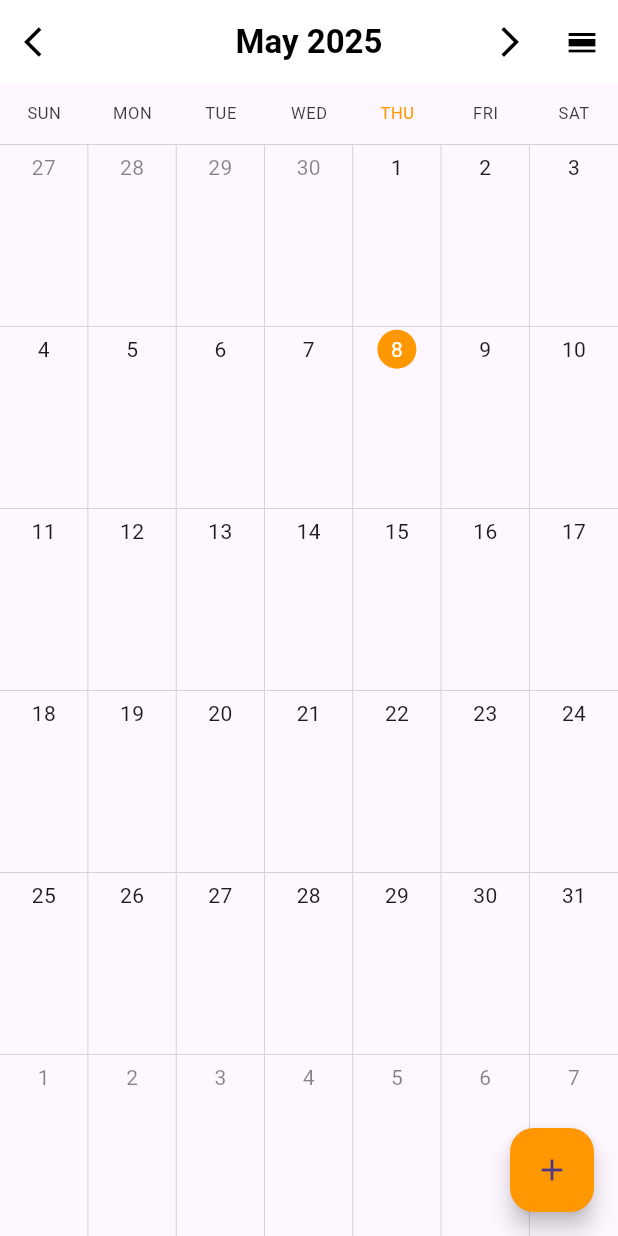
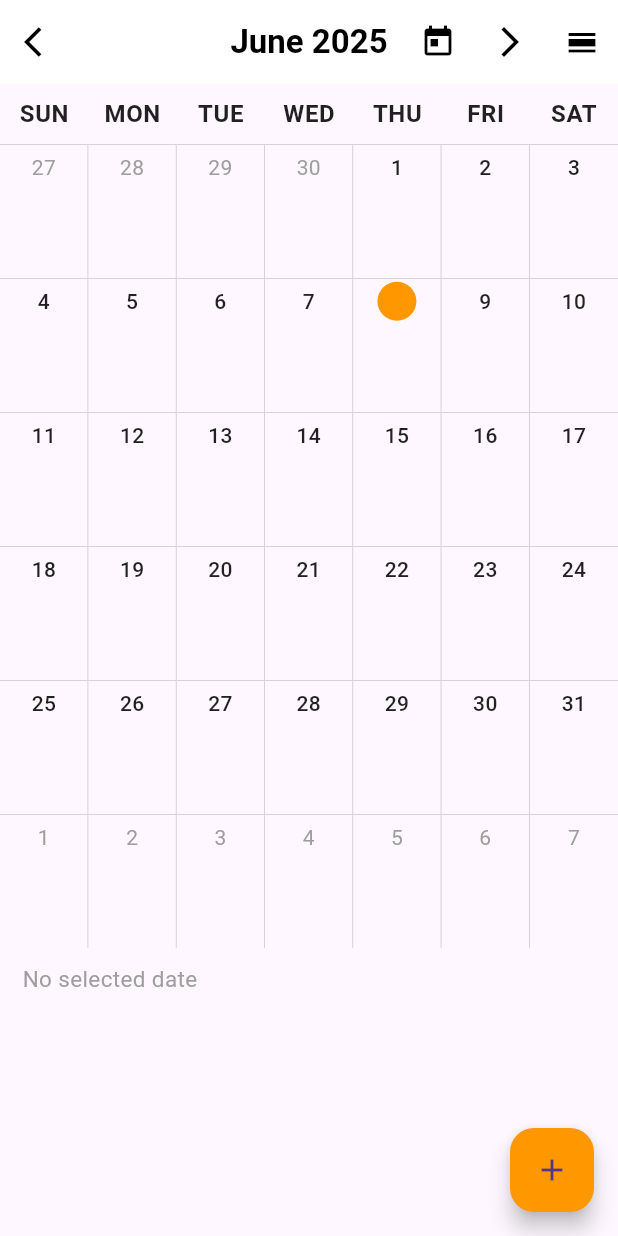
Before and after one commit to AdrielTTE/Habitect, a Flutter app: the screen it shows after launch, after a tap on the "arrow forward ios" icon, on a phone screen of 412 x 824 dp. Run offline on Flutter 3.47's test engine with Material 3 defaults, Android fonts, the phone set to English and light mode, and no system bars; drawn by our look-alikes of syncfusion_flutter_calendar; our stand-ins replace cloud_firestore, firebase_core; accounts and stored records are empty.

Commit message:
Calendar and schedule

```diff
--- a/lib/calendar_page.dart
+++ b/lib/calendar_page.dart
@@ -1,7 +1,9 @@
 import 'package:flutter/material.dart';
 import 'package:syncfusion_flutter_calendar/calendar.dart';
 import 'package:cloud_firestore/cloud_firestore.dart';
+
 import 'package:intl/intl.dart';
+import 'dart:async';
 
 class CalendarScreen extends StatefulWidget {
   const CalendarScreen({Key? key}) : super(key: key);
@@ -13,20 +15,28 @@ class CalendarScreen extends StatefulWidget {
 class _CalendarScreenState extends State<CalendarScreen> {
   final CalendarController _calendarController = CalendarController();
   CalendarView _currentView = CalendarView.month;
-
-  // Data source for calendar events
   _EventDataSource? _events;
   bool _isLoading = true;
+  String? _errorMessage;
+  StreamSubscription? _eventSubscription;
 
-  // Format the date for the app bar title
+  // Map categories to colors based on the sample data
+  final Map<String, Color> _categoryColors = {
+    'Consulting': Colors.red[700]!,
+    'Project Plan': Colors.green[700]!,
+    'Development': Colors.grey[700]!,
+    'Support': Colors.purple[700]!,
+    'Scrum': Colors.blue[700]!,
+    'General': Colors.orange[700]!,
+    'Groceries': Colors.green[700]!, // Matching Firestore sample
+  };
+
   String _formatAppBarDate(DateTime date, CalendarView view) {
     if (view == CalendarView.month) {
       return '${_getMonthName(date.month)} ${date.year}';
     } else if (view == CalendarView.week) {
-      // Get the start and end of the visible week
       final firstDay = date.subtract(Duration(days: date.weekday % 7));
       final lastDay = firstDay.add(const Duration(days: 6));
-
       if (firstDay.month == lastDay.month) {
         return '${_getMonthName(firstDay.month)} ${firstDay.year}';
       } else if (firstDay.year == lastDay.year) {
@@ -35,12 +45,10 @@ class _CalendarScreenState extends State<CalendarScreen> {
         return '${_getMonthName(firstDay.month)} ${firstDay.year} - ${_getMonthName(lastDay.month)} ${lastDay.year}';
       }
     } else {
-      // Day view
       return '${date.day} ${_getMonthName(date.month)} ${date.year}';
     }
   }
 
-  // Helper to get month name
   String _getMonthName(int month) {
     const months = [
       'January', 'February', 'March', 'April', 'May', 'June',
@@ -49,25 +57,19 @@ class _CalendarScreenState extends State<CalendarScreen> {
     return months[month - 1];
   }
 
-  // Fetch events from Firestore
   Future<void> _fetchEvents() async {
     setState(() {
       _isLoading = true;
+      _errorMessage = null;
     });
 
-    try {
-      final QuerySnapshot snapshot = await FirebaseFirestore.instance
-          .collection('events')
-          .get();
-
+    _eventSubscription?.cancel();
+    _eventSubscription = FirebaseFirestore.instance.collection('events').snapshots().listen(
+          (snapshot) {
         final List<Event> appointments = snapshot.docs.map((doc) {
           final data = doc.data() as Map<String, dynamic>;
-
-        // Date and time formatters
           final dateFormatter = DateFormat('M/d/yyyy');
           final timeFormatter = DateFormat('h:mm a');
-
-        // Parse start date and time
           final startDateStr = data['startDate'] as String? ?? '1/1/1970';
           final startTimeStr = data['startTime'] as String? ?? '12:00 AM';
           final startDate = dateFormatter.parse(startDateStr);
@@ -79,10 +81,8 @@ class _CalendarScreenState extends State<CalendarScreen> {
             startTime.hour,
             startTime.minute,
           );
-
-        // Parse end date and time
-        final endDateStr = data['endDate'] as String? ?? '1/1/1970';
-        final endTimeStr = data['endTime'] as String? ?? '12:00 AM';
+          final endDateStr = data['endDate'] as String? ?? startDateStr;
+          final endTimeStr = data['endTime'] as String? ?? startTimeStr;
           final endDate = dateFormatter.parse(endDateStr);
           final endTime = timeFormatter.parse(endTimeStr);
           final to = DateTime(
@@ -93,10 +93,13 @@ class _CalendarScreenState extends State<CalendarScreen> {
             endTime.minute,
           );
 
+          final category = (data['category'] as String?) ?? 'General';
+          final backgroundColor = _categoryColors[category] ?? _categoryColors['General']!;
+
           return Event(
             id: doc.id,
-          title: data['title'] ?? 'No Title',
-          category: data['category'] as String?,
+            title: data['title'] ?? category,
+            category: category,
             createdAt: data['createdAt'] as Timestamp?,
             startDate: data['startDate'] as String?,
             startTime: data['startTime'] as String?,
@@ -106,29 +109,40 @@ class _CalendarScreenState extends State<CalendarScreen> {
             reminder: data['reminder'],
             from: from,
             to: to,
-          background: Colors.blue, // Default color
-          isAllDay: from.day != to.day || (data['frequency']?['type'] == 'Daily'),
+            background: backgroundColor,
+            isAllDay: (data['frequency'] != null && (data['frequency'] as Map<String, dynamic>)['type'] == 'Daily'),
           );
         }).toList();
 
         setState(() {
           _events = _EventDataSource(appointments);
           _isLoading = false;
+          _errorMessage = null;
         });
-    } catch (e, stackTrace) {
+      },
+      onError: (e, stackTrace) {
         print('Error fetching events: $e\nStackTrace: $stackTrace');
         setState(() {
           _isLoading = false;
+          _errorMessage = 'Failed to load events. Please try again.';
         });
+      },
+    );
   }
-  }
-
 
   @override
   void initState() {
     super.initState();
     _calendarController.view = _currentView;
+    _calendarController.displayDate = DateTime(2025, 5, 5);
     _fetchEvents();
+  }
+
+  @override
+  void dispose() {
+    _eventSubscription?.cancel();
+    _calendarController.dispose();
+    super.dispose();
   }
 
   @override
@@ -138,7 +152,7 @@ class _CalendarScreenState extends State<CalendarScreen> {
         backgroundColor: Colors.white,
         elevation: 0,
         iconTheme: const IconThemeData(color: Colors.black),
-        centerTitle: true, // Center the title
+        centerTitle: true,
         leading: IconButton(
           icon: const Icon(Icons.arrow_back_ios, color: Colors.black),
           onPressed: () {
@@ -163,6 +177,12 @@ class _CalendarScreenState extends State<CalendarScreen> {
           },
         ),
         actions: [
+          IconButton(
+            icon: const Icon(Icons.today, color: Colors.black),
+            onPressed: () {
+              _calendarController.displayDate = DateTime.now();
+            },
+          ),
           IconButton(
             icon: const Icon(Icons.arrow_forward_ios, color: Colors.black),
             onPressed: () {
@@ -201,14 +221,18 @@ class _CalendarScreenState extends State<CalendarScreen> {
           ),
         ],
       ),
-      body: _isLoading
+      body: RefreshIndicator(
+        onRefresh: _fetchEvents,
+        child: _isLoading
             ? const Center(child: CircularProgressIndicator())
+            : _errorMessage != null
+            ? Center(child: Text(_errorMessage!))
             : SfCalendar(
           controller: _calendarController,
           viewHeaderHeight: 40,
-        headerHeight: 0, // Hide the default header since we have our custom navigation
+          headerHeight: 0,
           todayHighlightColor: Colors.orange,
-        showNavigationArrow: false, // Hide the default navigation arrows
+          showNavigationArrow: false,
           allowViewNavigation: true,
           dataSource: _events,
           timeSlotViewSettings: const TimeSlotViewSettings(
@@ -217,22 +241,77 @@ class _CalendarScreenState extends State<CalendarScreen> {
             timeInterval: Duration(hours: 1),
             timeFormat: 'h a',
             timeTextStyle: TextStyle(
-            fontWeight: FontWeight.w500,
+              fontWeight: FontWeight.w600,
               fontSize: 12,
-            color: Colors.black54,
+              color: Colors.black87,
             ),
           ),
           monthViewSettings: const MonthViewSettings(
             dayFormat: 'EEE',
             numberOfWeeksInView: 6,
-          appointmentDisplayMode: MonthAppointmentDisplayMode.indicator,
+            appointmentDisplayMode: MonthAppointmentDisplayMode.appointment,
+            showAgenda: true,
+            agendaStyle: AgendaStyle(
+              backgroundColor: Colors.white,
+              appointmentTextStyle: TextStyle(
+                color: Colors.white,
+                fontSize: 13,
+                fontWeight: FontWeight.w500,
               ),
-        firstDayOfWeek: 7, // Sunday
+              dateTextStyle: TextStyle(
+                fontSize: 12,
+                fontWeight: FontWeight.w600,
+                color: Colors.black87,
+              ),
+              dayTextStyle: TextStyle(
+                fontSize: 12,
+                fontWeight: FontWeight.w600,
+                color: Colors.black87,
+              ),
+            ),
+            appointmentDisplayCount: 4,
+            monthCellStyle: MonthCellStyle(
+              textStyle: TextStyle(
+                fontWeight: FontWeight.w500,
+                fontSize: 14,
+                color: Colors.black87,
+              ),
+              todayTextStyle: TextStyle(
+                fontWeight: FontWeight.bold,
+                fontSize: 14,
+                color: Colors.orange,
+              ),
+              trailingDatesTextStyle: TextStyle(
+                fontWeight: FontWeight.w400,
+                fontSize: 14,
+                color: Colors.grey,
+              ),
+              leadingDatesTextStyle: TextStyle(
+                fontWeight: FontWeight.w400,
+                fontSize: 14,
+                color: Colors.grey,
+              ),
+            ),
+          ),
+          viewHeaderStyle: const ViewHeaderStyle(
+            dayTextStyle: TextStyle(
+              fontWeight: FontWeight.bold,
+              fontSize: 16,
+              color: Colors.black87,
+            ),
+            dateTextStyle: TextStyle(
+              fontWeight: FontWeight.w500,
+              fontSize: 14,
+              color: Colors.black87,
+            ),
+          ),
+          firstDayOfWeek: 7,
+          appointmentBuilder: _buildAppointment,
+        ),
       ),
       floatingActionButton: FloatingActionButton(
         onPressed: () {
-          // Navigate to add event screen
-          // You can implement this later
+          // Navigate to add event screen - implement as needed
         },
         child: const Icon(Icons.add),
         backgroundColor: Colors.orange,
@@ -240,14 +319,54 @@ class _CalendarScreenState extends State<CalendarScreen> {
     );
   }
 
-  @override
-  void dispose() {
-    _calendarController.dispose();
-    super.dispose();
+  Widget _buildAppointment(BuildContext context, CalendarAppointmentDetails details) {
+    final Event event = details.appointments.first as Event;
+
+    return Container(
+      width: details.bounds.width,
+      height: details.bounds.height,
+      decoration: BoxDecoration(
+        color: event.background,
+        borderRadius: BorderRadius.circular(3),
+      ),
+      child: Padding(
+        padding: const EdgeInsets.symmetric(horizontal: 4, vertical: 2),
+        child: _currentView == CalendarView.month
+            ? Center(
+          child: Text(
+            event.category ?? 'General',
+            style: const TextStyle(
+              color: Colors.white,
+              fontSize: 12,
+              fontWeight: FontWeight.bold,
+            ),
+            textAlign: TextAlign.center,
+            maxLines: 1,
+            overflow: TextOverflow.ellipsis,
+          ),
+        )
+            : Column(
+          mainAxisAlignment: MainAxisAlignment.center,
+          children: [
+            Text(
+              event.category ?? 'General',
+              style: const TextStyle(color: Colors.white, fontSize: 12),
+              maxLines: 1,
+              overflow: TextOverflow.ellipsis,
+            ),
+            Text(
+              event.title,
+              style: const TextStyle(color: Colors.white, fontSize: 12),
+              maxLines: 1,
+              overflow: TextOverflow.ellipsis,
+            ),
+          ],
+        ),
+      ),
+    );
   }
 }
 
-// Event model class
 class Event {
   final String id;
   final String title;
@@ -259,10 +378,10 @@ class Event {
   final String? endTime;
   final Map<String, dynamic>? frequency;
   final dynamic reminder;
-  final DateTime from; // Parsed startDate + startTime
-  final DateTime to; // Parsed endDate + endTime
-  final Color background; // Default for calendar
-  final bool isAllDay; // Default or derived
+  final DateTime from;
+  final DateTime to;
+  final Color background;
+  final bool isAllDay;
 
   Event({
     required this.id,
@@ -282,7 +401,6 @@ class Event {
   });
 }
 
-// Calendar data source
 class _EventDataSource extends CalendarDataSource {
   _EventDataSource(List<Event> source) {
     appointments = source;
@@ -290,28 +408,27 @@ class _EventDataSource extends CalendarDataSource {
 
   @override
   DateTime getStartTime(int index) {
-    return (appointments![index] as Event).from;
+    return appointments![index].from;
   }
 
   @override
   DateTime getEndTime(int index) {
-    return (appointments![index] as Event).to;
+    return appointments![index].to;
   }
 
   @override
   String getSubject(int index) {
-    final event = appointments![index] as Event;
-    return event.category != null ? '${event.title} (${event.category})' : event.title;
+    return appointments![index].category ?? 'General';
   }
 
   @override
   Color getColor(int index) {
-    return (appointments![index] as Event).background;
+    return appointments![index].background;
   }
 
   @override
   bool isAllDay(int index) {
-    return (appointments![index] as Event).isAllDay;
+    return appointments![index].isAllDay;
   }
 
   @override
@@ -319,7 +436,7 @@ class _EventDataSource extends CalendarDataSource {
     final event = appointments![index] as Event;
     final freqType = event.frequency?['type'] as String?;
     if (freqType == 'Daily') {
-      return 'FREQ=DAILY;INTERVAL=1;COUNT=365'; // Repeat daily for 1 year
+      return 'FREQ=DAILY;INTERVAL=1;COUNT=365';
     }
     return null;
   }
--- a/pubspec.yaml
+++ b/pubspec.yaml
@@ -36,12 +36,12 @@ dependencies:
   syncfusion_flutter_core: ^29.1.41
   cloud_firestore: ^5.6.7
   firebase_core: ^3.13.0
-  #firebase_auth: ^5.5.3
+  firebase_auth: ^5.5.3
   #flutter_svg: ^1.0.3
   #fl_chart: ^0.40.0
   #percent_indicator: ^4.0.0
   table_calendar: ^3.2.0
-  intl: ^0.18.1
+  intl: ^0.20.2
 
 
   # The following adds the Cupertino Icons font to your application.
```
Also changed, not shown: lib/main.dart (indentation only), pubspec.lock, 3 other files. Lines whose indentation alone changed are shown as unchanged.
